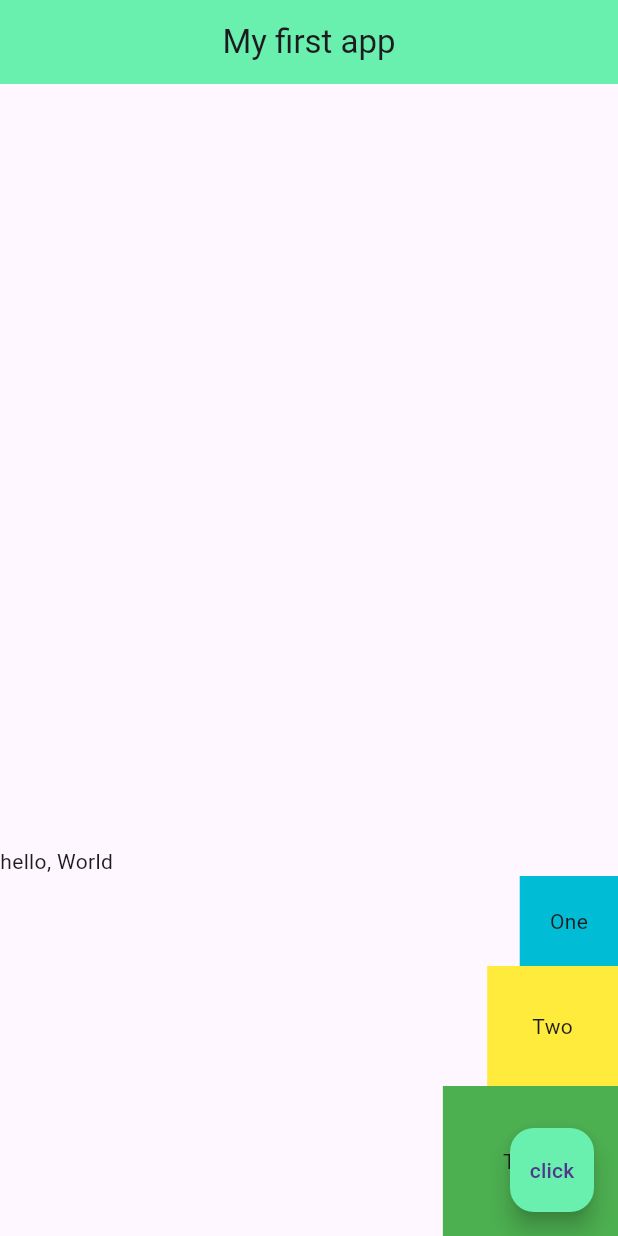
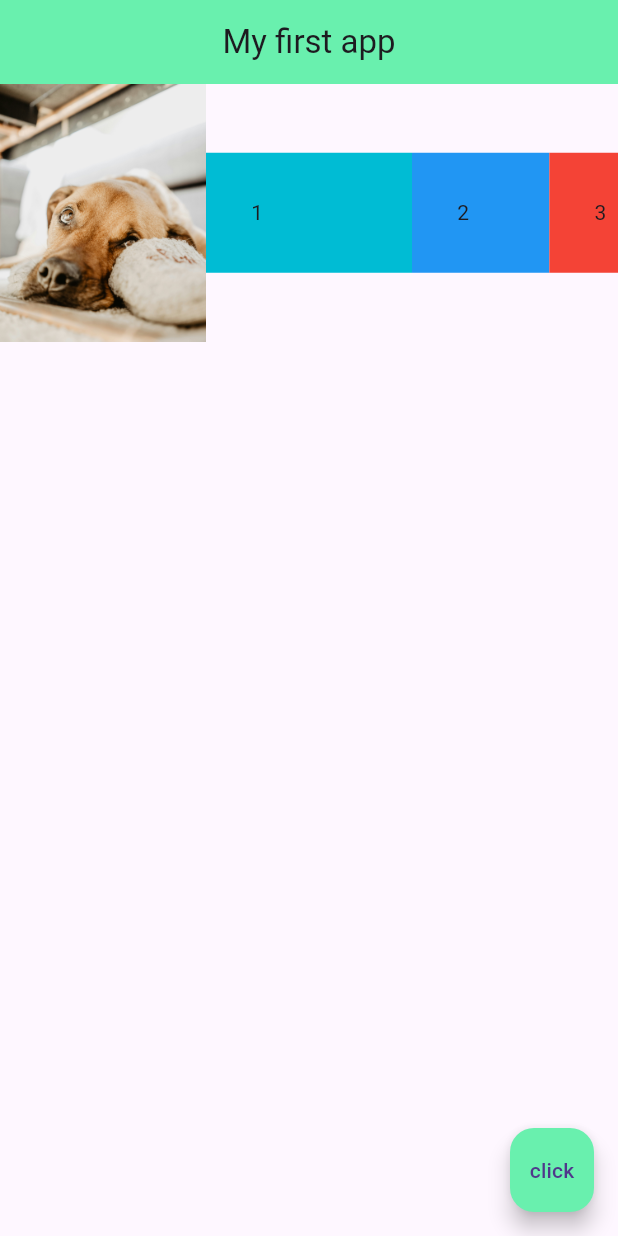
Before and after one commit to Jack-chau/Flutter, a Flutter app: the screen it shows after launch, on a phone screen of 412 x 824 dp. Run offline on Flutter 3.47's test engine with Material 3 defaults, Android fonts, the phone set to English and light mode, and no system bars.

Commit message:
'expanded'

```diff
--- a/lib/main.dart
+++ b/lib/main.dart
@@ -22,34 +22,38 @@ class Home extends StatelessWidget {
           backgroundColor: Colors.greenAccent,
         ),
 
-        body : Column(
-          mainAxisAlignment: MainAxisAlignment.end,
-          crossAxisAlignment: CrossAxisAlignment.end,
-          children: [
-
+        body:
           Row(
             children: [
-                const Text( 'hello, ' ),
-                const Text( 'World' ),
-              ],
+              Expanded(
+                flex: 3,
+                child: Image.asset( 'images/dog.jpg' ),
+              ),
+              Expanded(
+                flex: 3,
+                child: Container(
+                  padding: EdgeInsets.all( 30 ),
+                  color: Colors.cyan,
+                  child : const Text( '1' ),
+                ),
               ),
 
-            Container(
-              padding: EdgeInsets.all(20),
-              color: Colors.cyan,
-              child: const Text( "One" ),
+              Expanded(
+                flex: 2,
+                child: Container(
+                  padding: EdgeInsets.all( 30 ),
+                  color: Colors.blue,
+                  child: const Text( '2' ),
+                ),
               ),
 
-            Container(
+              Expanded(
+                flex: 1,
+                child: Container(
                   padding: EdgeInsets.all( 30 ),
-              color: Colors.yellow,
-              child: const Text( "Two" ),
+                  color: Colors.red,
+                  child: const Text( '3' ),
                 ),
-
-            Container(
-              padding: EdgeInsets.all( 40 ),
-              color: Colors.green,
-              child: const Text( "Three" ),
               ),
             ],
           ),
```
Lines whose indentation alone changed are shown as unchanged.
